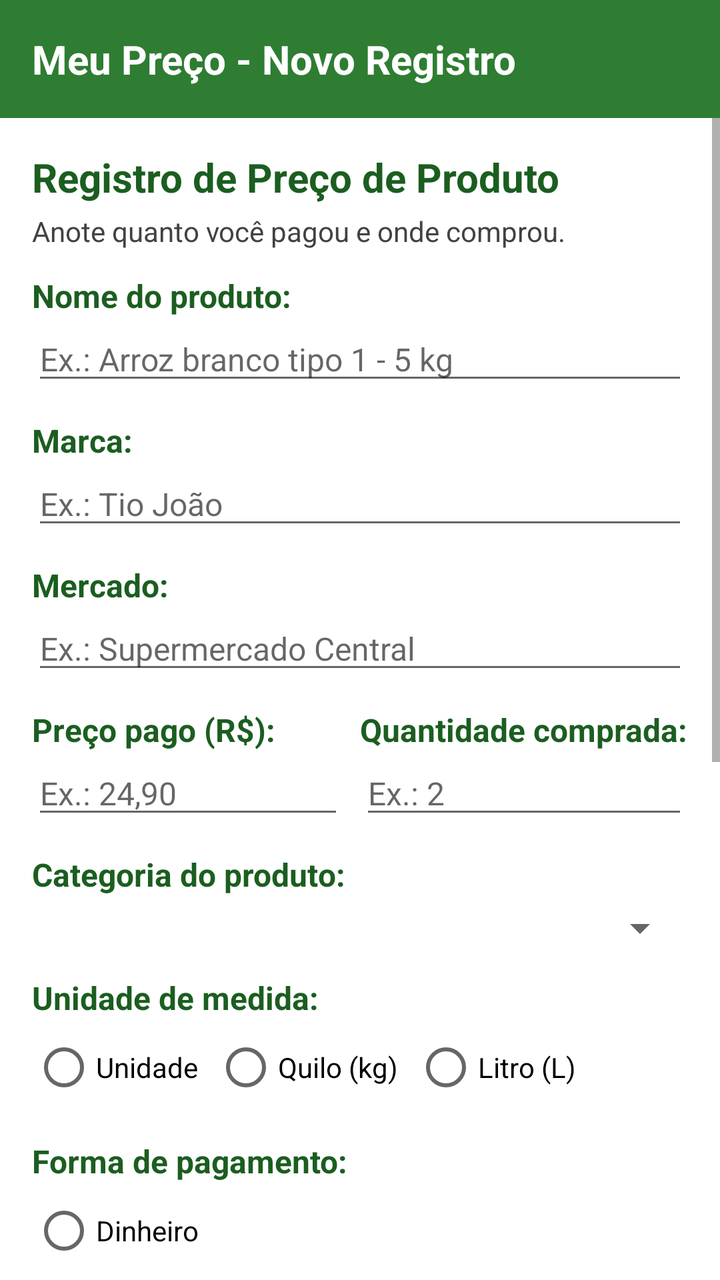
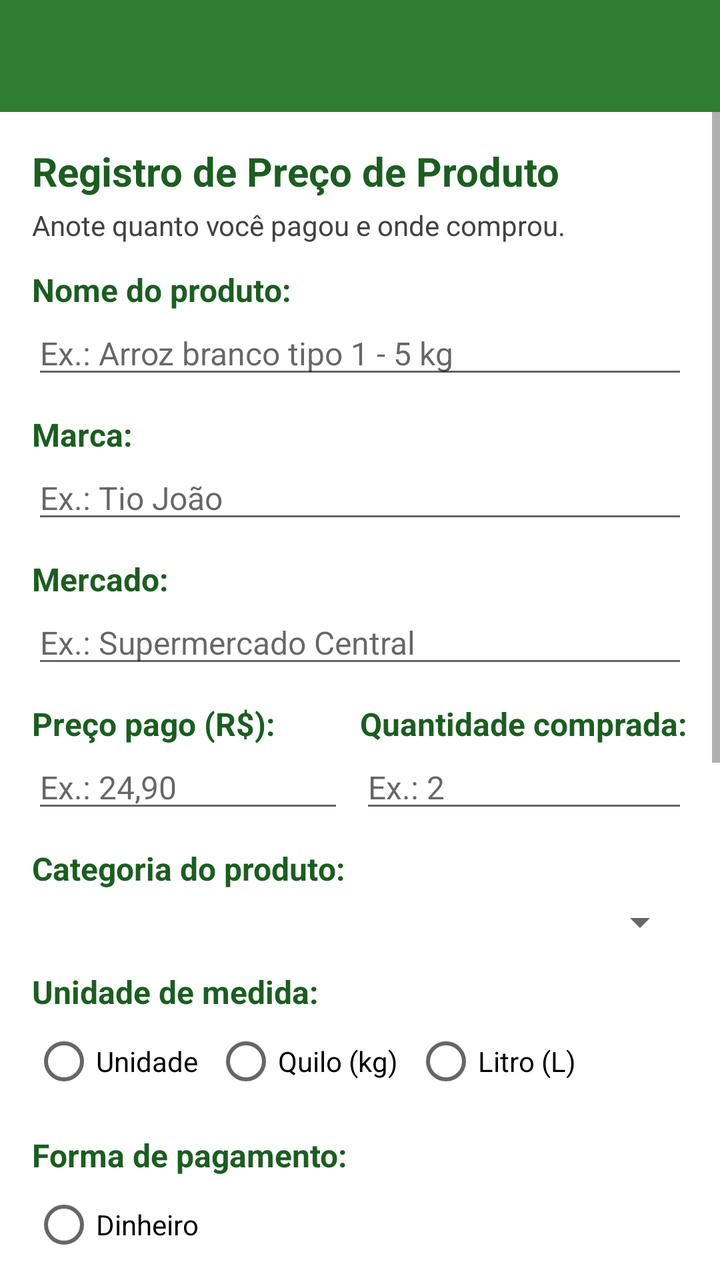

Compare the two renders of this Android layout. The source of the first and the diff that turns it into the second are given below.
<!-- AndroidManifest.xml: application theme Theme.MeuPreco -->
<!-- res/layout/activity_cadastro_preco.xml -->
<?xml version="1.0" encoding="utf-8"?>
<LinearLayout xmlns:android="http://schemas.android.com/apk/res/android"
    android:id="@+id/raiz"
    android:layout_width="match_parent"
    android:layout_height="match_parent"
    android:orientation="vertical">

    
    <LinearLayout
        android:id="@+id/barraTopo"
        android:layout_width="match_parent"
        android:layout_height="wrap_content"
        android:background="@color/verde_500"
        android:orientation="vertical"
        android:paddingLeft="16dp"
        android:paddingTop="16dp"
        android:paddingRight="16dp"
        android:paddingBottom="16dp">

        <TextView
            android:layout_width="match_parent"
            android:layout_height="wrap_content"
            android:text="@string/titulo_activity_cadastro"
            android:textColor="@color/branco"
            android:textSize="20sp"
            android:textStyle="bold" />
    </LinearLayout>

    <ScrollView
        android:id="@+id/scrollFormulario"
        android:layout_width="match_parent"
        android:layout_height="0dp"
        android:layout_weight="1"
        android:clipToPadding="false"
        android:fillViewport="true">

    <LinearLayout
        android:layout_width="match_parent"
        android:layout_height="wrap_content"
        android:orientation="vertical"
        android:padding="16dp">

        <TextView
            android:layout_width="match_parent"
            android:layout_height="wrap_content"
            android:text="@string/cabecalho"
            android:textColor="@color/verde_700"
            android:textSize="20sp"
            android:textStyle="bold" />

        <TextView
            android:layout_width="match_parent"
            android:layout_height="wrap_content"
            android:layout_marginTop="4dp"
            android:text="@string/subtitulo"
            android:textColor="@color/cinza_texto"
            android:textSize="14sp" />

        
        <TextView
            style="@style/RotuloCampo"
            android:text="@string/label_produto" />

        <EditText
            android:id="@+id/editProduto"
            style="@style/CampoTexto"
            android:hint="@string/hint_produto"
            android:importantForAutofill="no"
            android:inputType="textCapSentences"
            android:maxLines="1" />

        
        <TextView
            style="@style/RotuloCampo"
            android:text="@string/label_marca" />

        <EditText
            android:id="@+id/editMarca"
            style="@style/CampoTexto"
            android:hint="@string/hint_marca"
            android:importantForAutofill="no"
            android:inputType="textCapWords"
            android:maxLines="1" />

        
        <TextView
            style="@style/RotuloCampo"
            android:text="@string/label_mercado" />

        <EditText
            android:id="@+id/editMercado"
            style="@style/CampoTexto"
            android:hint="@string/hint_mercado"
            android:importantForAutofill="no"
            android:inputType="textCapWords"
            android:maxLines="1" />

        
        <LinearLayout
            android:layout_width="match_parent"
            android:layout_height="wrap_content"
            android:orientation="horizontal">

            <LinearLayout
                android:layout_width="0dp"
                android:layout_height="wrap_content"
                android:layout_weight="1"
                android:orientation="vertical"
                android:paddingRight="8dp"
                android:paddingEnd="8dp">

                <TextView
                    style="@style/RotuloCampo"
                    android:text="@string/label_preco" />

                <EditText
                    android:id="@+id/editPreco"
                    style="@style/CampoTexto"
                    android:hint="@string/hint_preco"
                    android:importantForAutofill="no"
                    android:inputType="numberDecimal"
                    android:maxLines="1" />
            </LinearLayout>

            <LinearLayout
                android:layout_width="0dp"
                android:layout_height="wrap_content"
                android:layout_weight="1"
                android:orientation="vertical">

                <TextView
                    style="@style/RotuloCampo"
                    android:text="@string/label_quantidade" />

                <EditText
                    android:id="@+id/editQuantidade"
                    style="@style/CampoTexto"
                    android:hint="@string/hint_quantidade"
                    android:importantForAutofill="no"
                    android:inputType="numberDecimal"
                    android:maxLines="1" />
            </LinearLayout>
        </LinearLayout>

        
        <TextView
            style="@style/RotuloCampo"
            android:text="@string/label_categoria" />

        <Spinner
            android:id="@+id/spinnerCategoria"
            android:layout_width="match_parent"
            android:layout_height="wrap_content"
            android:layout_marginTop="4dp" />

        
        <TextView
            style="@style/RotuloCampo"
            android:text="@string/label_unidade" />

        <RadioGroup
            android:id="@+id/grupoUnidade"
            android:layout_width="match_parent"
            android:layout_height="wrap_content"
            android:orientation="horizontal">

            <RadioButton
                android:id="@+id/radioUnidade"
                android:layout_width="wrap_content"
                android:layout_height="wrap_content"
                android:text="@string/rb_unidade" />

            <RadioButton
                android:id="@+id/radioQuilo"
                android:layout_width="wrap_content"
                android:layout_height="wrap_content"
                android:layout_marginLeft="8dp"
                android:layout_marginStart="8dp"
                android:text="@string/rb_quilo" />

            <RadioButton
                android:id="@+id/radioLitro"
                android:layout_width="wrap_content"
                android:layout_height="wrap_content"
                android:layout_marginLeft="8dp"
                android:layout_marginStart="8dp"
                android:text="@string/rb_litro" />
        </RadioGroup>

        
        <TextView
            style="@style/RotuloCampo"
            android:text="@string/label_pagamento" />

        <RadioGroup
            android:id="@+id/grupoPagamento"
            android:layout_width="match_parent"
            android:layout_height="wrap_content"
            android:orientation="vertical">

            <RadioButton
                android:id="@+id/radioDinheiro"
                android:layout_width="wrap_content"
                android:layout_height="wrap_content"
                android:text="@string/rb_dinheiro" />

            <RadioButton
                android:id="@+id/radioCartao"
                android:layout_width="wrap_content"
                android:layout_height="wrap_content"
                android:text="@string/rb_cartao" />

            <RadioButton
                android:id="@+id/radioPix"
                android:layout_width="wrap_content"
                android:layout_height="wrap_content"
                android:text="@string/rb_pix" />
        </RadioGroup>

        
        <TextView
            style="@style/RotuloCampo"
            android:text="@string/label_opcoes" />

        <CheckBox
            android:id="@+id/checkPromocao"
            android:layout_width="wrap_content"
            android:layout_height="wrap_content"
            android:text="@string/cb_promocao" />

        <CheckBox
            android:id="@+id/checkFavorito"
            android:layout_width="wrap_content"
            android:layout_height="wrap_content"
            android:text="@string/cb_favorito" />

        <CheckBox
            android:id="@+id/checkLembrete"
            android:layout_width="wrap_content"
            android:layout_height="wrap_content"
            android:text="@string/cb_lembrete" />

        
        <TextView
            style="@style/RotuloCampo"
            android:text="@string/label_observacoes" />

        <EditText
            android:id="@+id/editObservacoes"
            style="@style/CampoTexto"
            android:gravity="top|start"
            android:hint="@string/hint_observacoes"
            android:importantForAutofill="no"
            android:inputType="textMultiLine|textCapSentences"
            android:lines="3" />

        
        <LinearLayout
            android:layout_width="match_parent"
            android:layout_height="wrap_content"
            android:layout_marginTop="20dp"
            android:orientation="horizontal">

            <Button
                android:id="@+id/botaoSalvar"
                android:layout_width="0dp"
                android:layout_height="wrap_content"
                android:layout_weight="1"
                android:text="@string/bt_salvar" />

            <Button
                android:id="@+id/botaoLimpar"
                android:layout_width="0dp"
                android:layout_height="wrap_content"
                android:layout_marginLeft="12dp"
                android:layout_marginStart="12dp"
                android:layout_weight="1"
                android:text="@string/bt_limpar" />
        </LinearLayout>

    </LinearLayout>
    </ScrollView>
</LinearLayout>
<!-- resources referenced by this layout -->
<resources>
  <color name="branco">#FFFFFFFF</color>
  <color name="cinza_texto">#FF424242</color>
  <color name="verde_500">#FF2E7D32</color>
  <color name="verde_700">#FF1B5E20</color>
  <string name="bt_limpar">Limpar</string>
  <string name="bt_salvar">Salvar</string>
  <string name="cabecalho">Registro de Preço de Produto</string>
  <string name="cb_favorito">Mercado favorito</string>
  <string name="cb_lembrete">Avisar quando o preço baixar</string>
  <string name="cb_promocao">Preço promocional</string>
  <string name="hint_marca">Ex.: Tio João</string>
  <string name="hint_mercado">Ex.: Supermercado Central</string>
  <string name="hint_observacoes">Ex.: promoção válida até domingo</string>
  <string name="hint_preco">Ex.: 24,90</string>
  <string name="hint_produto">Ex.: Arroz branco tipo 1 - 5 kg</string>
  <string name="hint_quantidade">Ex.: 2</string>
  <string name="label_categoria">Categoria do produto:</string>
  <string name="label_marca">Marca:</string>
  <string name="label_mercado">Mercado:</string>
  <string name="label_observacoes">Observações:</string>
  <string name="label_opcoes">Opções adicionais:</string>
  <string name="label_pagamento">Forma de pagamento:</string>
  <string name="label_preco">Preço pago (R$):</string>
  <string name="label_produto">Nome do produto:</string>
  <string name="label_quantidade">Quantidade comprada:</string>
  <string name="label_unidade">Unidade de medida:</string>
  <string name="rb_cartao">Cartão</string>
  <string name="rb_dinheiro">Dinheiro</string>
  <string name="rb_litro">Litro (L)</string>
  <string name="rb_pix">Pix</string>
  <string name="rb_quilo">Quilo (kg)</string>
  <string name="rb_unidade">Unidade</string>
  <string name="subtitulo">Anote quanto você pagou e onde comprou.</string>
  <string name="titulo_activity_cadastro">Meu Preço - Novo Registro</string>
  <style name="CampoTexto">
          <item name="android:layout_width">match_parent</item>
          <item name="android:layout_height">wrap_content</item>
          <item name="android:textSize">16sp</item>
      </style>
  <style name="RotuloCampo">
          <item name="android:layout_width">match_parent</item>
          <item name="android:layout_height">wrap_content</item>
          <item name="android:layout_marginTop">12dp</item>
          <item name="android:textSize">16sp</item>
          <item name="android:textStyle">bold</item>
          <item name="android:textColor">@color/verde_700</item>
      </style>
  <style name="Theme.MeuPreco" parent="Theme.MaterialComponents.Light.NoActionBar">
          <item name="colorPrimary">@color/verde_500</item>
          <item name="colorPrimaryVariant">@color/verde_700</item>
          <item name="colorOnPrimary">@color/branco</item>
          <item name="colorSecondary">@color/laranja_500</item>
          <item name="colorSecondaryVariant">@color/laranja_500</item>
          <item name="colorOnSecondary">@color/branco</item>
  
          
          <item name="android:forceDarkAllowed" tools:targetApi="q">false</item>
      </style>
  <color name="laranja_500">#FFEF6C00</color>
</resources>

<!-- the commit's change to res/layout/activity_cadastro_preco.xml (unified diff, before → after) -->
@@ -1,30 +1,19 @@
 <?xml version="1.0" encoding="utf-8"?>
 <LinearLayout xmlns:android="http://schemas.android.com/apk/res/android"
+    xmlns:app="http://schemas.android.com/apk/res-auto"
     android:id="@+id/raiz"
     android:layout_width="match_parent"
     android:layout_height="match_parent"
     android:orientation="vertical">
 
     
-    <LinearLayout
-        android:id="@+id/barraTopo"
+    <androidx.appcompat.widget.Toolbar
+        android:id="@+id/toolbar"
         android:layout_width="match_parent"
         android:layout_height="wrap_content"
         android:background="@color/verde_500"
-        android:orientation="vertical"
-        android:paddingLeft="16dp"
-        android:paddingTop="16dp"
-        android:paddingRight="16dp"
-        android:paddingBottom="16dp">
-
-        <TextView
-            android:layout_width="match_parent"
-            android:layout_height="wrap_content"
-            android:text="@string/titulo_activity_cadastro"
-            android:textColor="@color/branco"
-            android:textSize="20sp"
-            android:textStyle="bold" />
-    </LinearLayout>
+        android:minHeight="?attr/actionBarSize"
+        app:titleTextColor="@color/branco" />
 
     <ScrollView
         android:id="@+id/scrollFormulario"
@@ -116,6 +105,7 @@
                 <EditText
                     android:id="@+id/editPreco"
                     style="@style/CampoTexto"
+                    android:digits="0123456789.,"
                     android:hint="@string/hint_preco"
                     android:importantForAutofill="no"
                     android:inputType="numberDecimal"
@@ -135,6 +125,7 @@
                 <EditText
                     android:id="@+id/editQuantidade"
                     style="@style/CampoTexto"
+                    android:digits="0123456789.,"
                     android:hint="@string/hint_quantidade"
                     android:importantForAutofill="no"
                     android:inputType="numberDecimal"
<!-- resource entries referenced after the edit -->
@@ -33,7 +33,6 @@
   <string name="rb_quilo">Quilo (kg)</string>
   <string name="rb_unidade">Unidade</string>
   <string name="subtitulo">Anote quanto você pagou e onde comprou.</string>
-  <string name="titulo_activity_cadastro">Meu Preço - Novo Registro</string>
   <style name="CampoTexto">
           <item name="android:layout_width">match_parent</item>
           <item name="android:layout_height">wrap_content</item>
